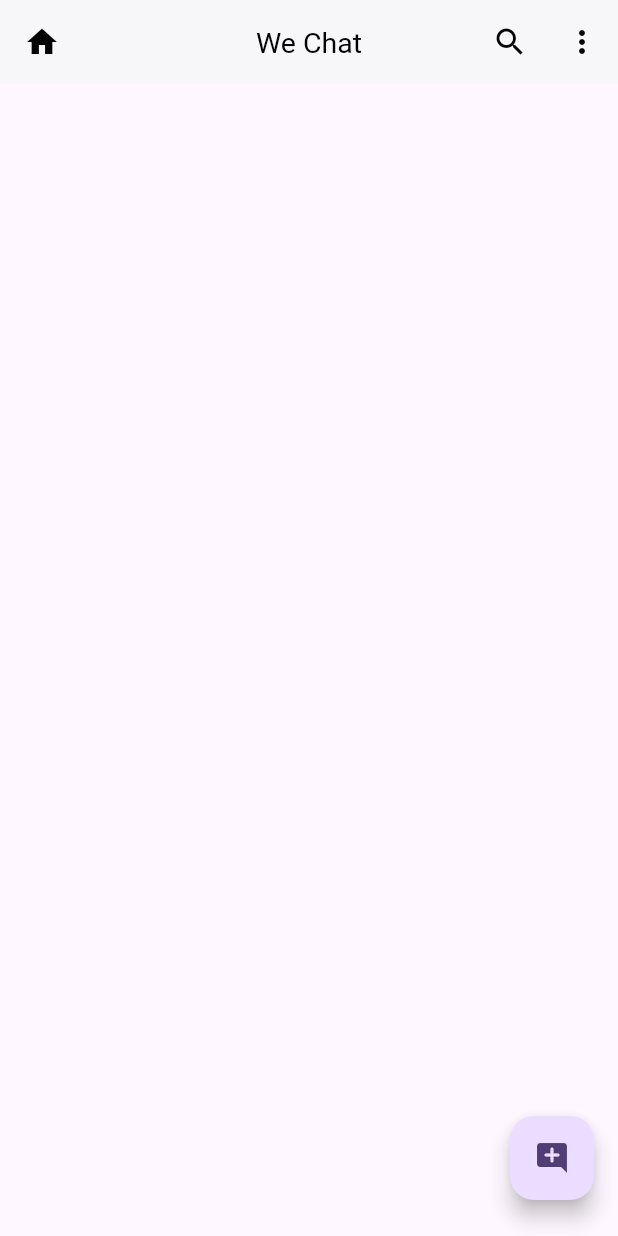
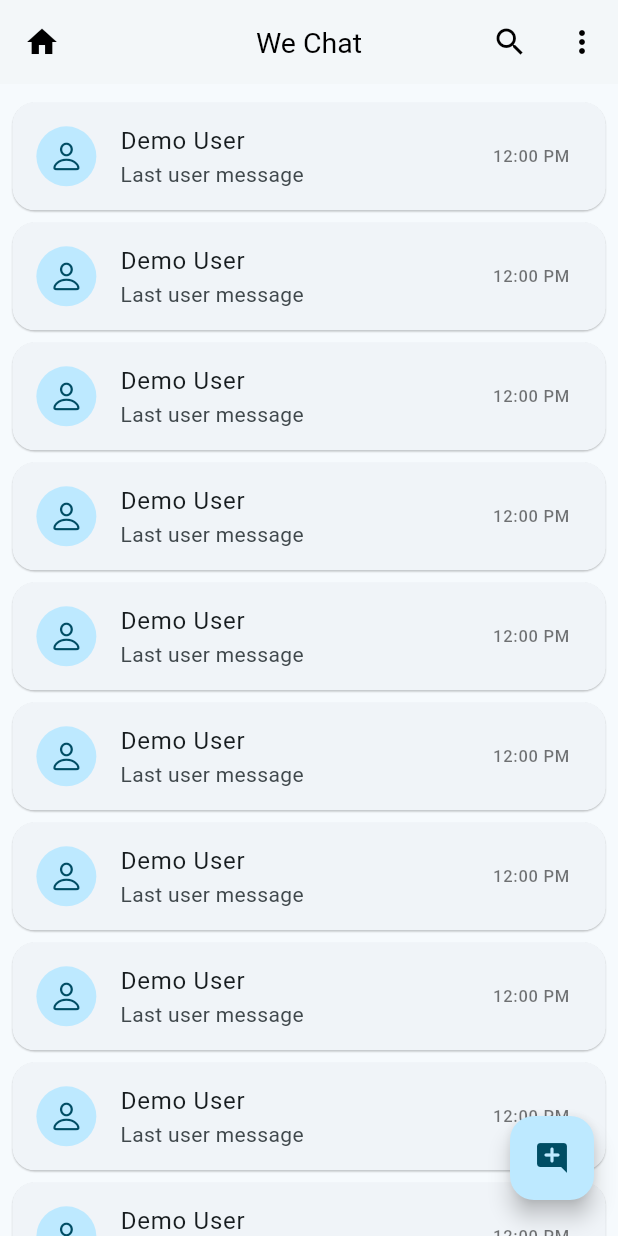
Before and after one commit to deepak20001/we_chat, a Flutter app: the HomeScreen screen opened directly, on a phone screen of 412 x 824 dp. Run offline on Flutter 3.47's test engine with Material 2 defaults, Android fonts, the phone set to English and light mode, and no system bars; our stand-ins replace firebase_auth, firebase_core, google_sign_in; accounts and stored records are empty.

Commit message:
created home screen ui

```diff
--- /dev/null
+++ b/lib/api/apis.dart
@@ -0,0 +1,5 @@
+import 'package:firebase_auth/firebase_auth.dart';
+
+class APIs {
+  static FirebaseAuth auth = FirebaseAuth.instance;
+}
--- a/lib/main.dart
+++ b/lib/main.dart
@@ -30,7 +30,7 @@ class MyApp extends StatelessWidget {
       debugShowCheckedModeBanner: false,
       theme: ThemeData(
         colorScheme: ColorScheme.fromSeed(
-          seedColor: Colors.deepPurple,
+          seedColor: Colors.blueGrey,
         ),
         appBarTheme: const AppBarTheme(
           centerTitle: true,
--- a/lib/screens/home_screen.dart
+++ b/lib/screens/home_screen.dart
@@ -1,5 +1,8 @@
-import 'package:firebase_auth/firebase_auth.dart';
 import 'package:flutter/material.dart';
+import 'package:google_sign_in/google_sign_in.dart';
+import '../api/apis.dart';
+import '../constants/app_constants.dart';
+import '../widgets/chat_user_card.dart';
 
 class HomeScreen extends StatefulWidget {
   const HomeScreen({super.key});
@@ -29,10 +32,21 @@ class _HomeScreenState extends State<HomeScreen> {
       floatingActionButton: Padding(
         padding: const EdgeInsets.only(bottom: 8.0),
         child: FloatingActionButton(
-          onPressed: () {},
+          onPressed: () async {
+            await APIs.auth.signOut();
+            await GoogleSignIn().signOut();
+          },
           child: const Icon(Icons.add_comment_rounded),
         ),
       ),
+      body: ListView.builder(
+          physics: const BouncingScrollPhysics(),
+          padding:
+              EdgeInsets.only(top: mq.height * .01, bottom: mq.height * .065),
+          itemCount: 16,
+          itemBuilder: (context, index) {
+            return const ChatUserCard();
+          }),
     );
   }
 }
--- /dev/null
+++ b/lib/widgets/chat_user_card.dart
@@ -0,0 +1,44 @@
+import 'package:flutter/cupertino.dart';
+import 'package:flutter/material.dart';
+import '../constants/app_constants.dart';
+
+class ChatUserCard extends StatelessWidget {
+  const ChatUserCard({super.key});
+
+  @override
+  Widget build(BuildContext context) {
+    return Card(
+      margin: EdgeInsets.symmetric(
+        horizontal: mq.width * .02,
+        vertical: 4,
+      ),
+      elevation: 0.5,
+      shape: RoundedRectangleBorder(
+        borderRadius: BorderRadius.circular(15.0),
+      ),
+      child: InkWell(
+        onTap: () {},
+        child: const ListTile(
+          // user profile pic
+          leading: CircleAvatar(
+            child: Icon(CupertinoIcons.person),
+          ),
+
+          // user name
+          title: Text("Demo User"),
+
+          // last message
+          subtitle: Text("Last user message"),
+
+          // last message time
+          trailing: Text(
+            "12:00 PM",
+            style: TextStyle(
+              color: Colors.black54,
+            ),
+          ),
+        ),
+      ),
+    );
+  }
+}
```
Also changed, not shown: lib/helper/dialogs.dart (added, +22 -0 lines), lib/screens/auth/login_screen.dart (+23 -3 lines), lib/screens/splash_screen.dart (+15 -3 lines).
